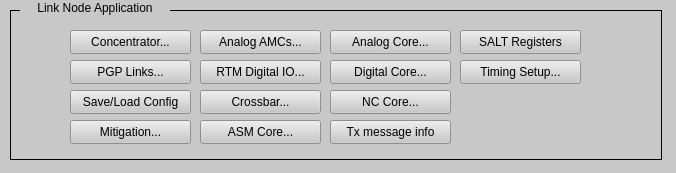
ad-build-test/pydm-mps, file mps_expert_embed_link_node_information.ui: the form before one commit.
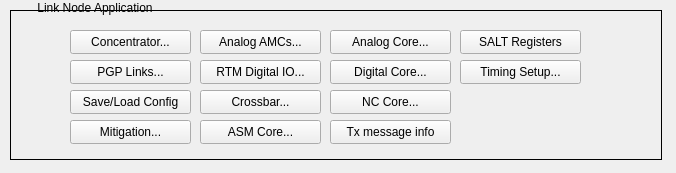
The form after the commit. Custom widgets are drawn as their Qt base class.

```diff
--- a/mps_expert_embed_link_node_information.ui
+++ b/mps_expert_embed_link_node_information.ui
@@ -14,7 +14,7 @@
    <string>Form</string>
   </property>
   <property name="styleSheet">
-   <string notr="true">background-color: rgb(200, 200, 200);</string>
+   <string notr="true"/>
   </property>
   <widget class="QFrame" name="frame">
    <property name="geometry">
```
